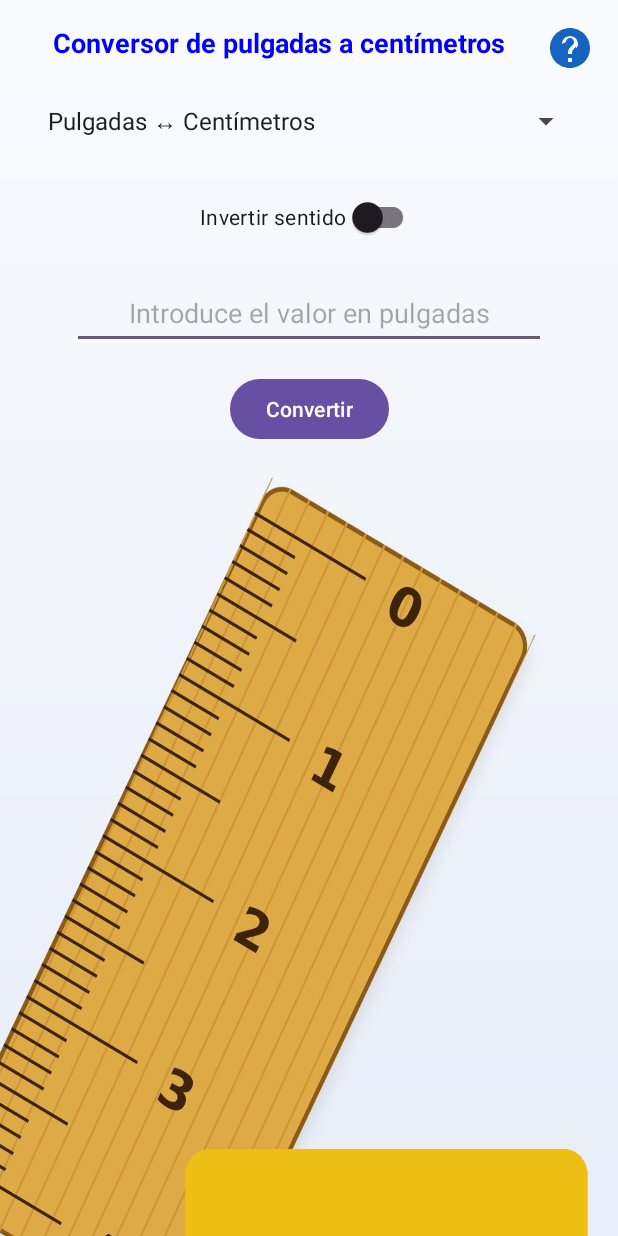
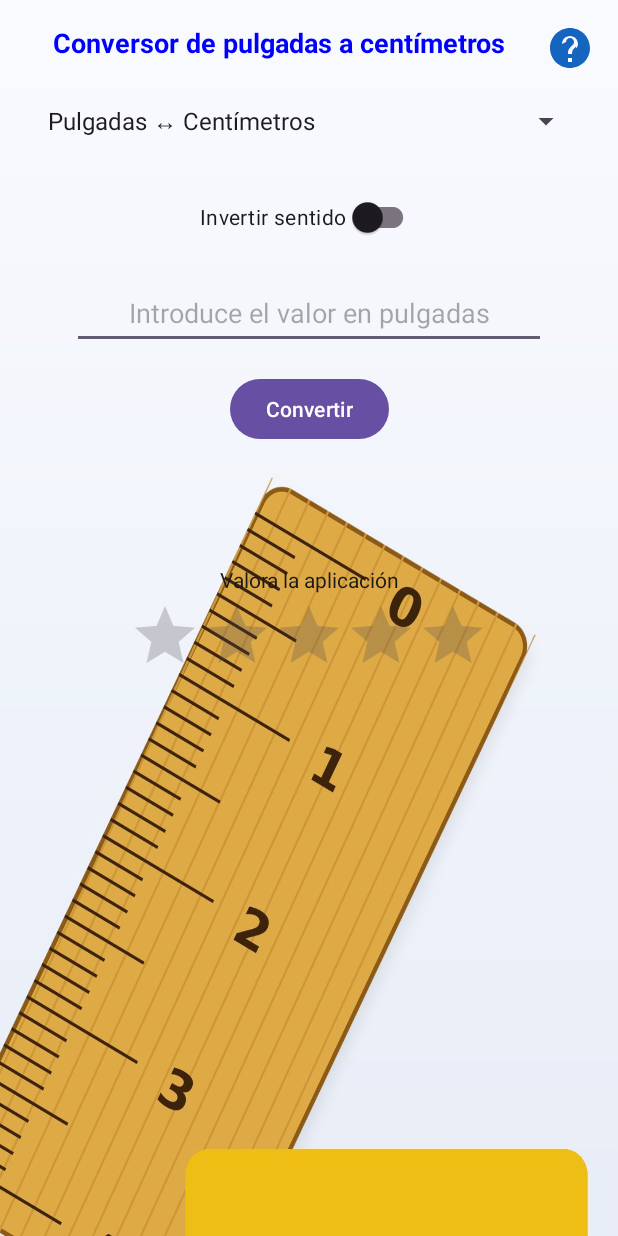
Before and after one commit to PMDM-JoseJuan-AlemanyMarquez/U2P4Conversor-JoseJuanAlemany, an Android app: the screen it shows after launch (MainActivity), on a phone screen of 412 x 824 dp. Run offline under Robolectric (Android 15) with nearby library versions, the phone set to English and light mode, and no system bars.

Commit message:
Activ 6 (extra): valoracion con RatingBar persistida en SharedPreferences

```diff
--- a/app/src/main/java/dam/josejuan/u2p4conversor/MainActivity.java
+++ b/app/src/main/java/dam/josejuan/u2p4conversor/MainActivity.java
@@ -9,6 +9,7 @@ import android.widget.ArrayAdapter;
 import android.widget.Button;
 import android.widget.EditText;
 import android.widget.ImageButton;
+import android.widget.RatingBar;
 import android.widget.Spinner;
 import android.widget.TextView;
 
@@ -30,6 +31,10 @@ public class MainActivity extends AppCompatActivity {
     private static final String KEY_ERROR_VISIBLE = "errorVisible";
     private static final String KEY_POSICION = "posicionConversion";
 
+    // TODO: Activ 6 Valoración guardada de forma persistente en SharedPreferences
+    private static final String PREFS = "u2p4_prefs";
+    private static final String KEY_VALORACION = "valoracion";
+
     // TODO: Activ 5.1 Conversiones disponibles, cada una válida en doble sentido.
     //  El orden coincide con R.array.conversiones (opciones del Spinner).
     private static final Conversion[] CONVERSIONES = {
@@ -44,6 +49,8 @@ public class MainActivity extends AppCompatActivity {
     private EditText etValor;
     private TextView tvResultado;
     private TextView tvError;
+    private TextView tvValoracion;
+    private RatingBar ratingBar;
 
     // Última conversión seleccionada, para borrar los mensajes sólo cuando el usuario cambia de opción
     private int posicionAnterior = 0;
@@ -68,6 +75,7 @@ public class MainActivity extends AppCompatActivity {
     protected void onStart() {
         super.onStart();
         Log.d(TAG, "onStart");
+        cargarValoracion();
     }
 
     @Override
@@ -86,6 +94,7 @@ public class MainActivity extends AppCompatActivity {
     protected void onStop() {
         super.onStop();
         Log.d(TAG, "onStop");
+        guardarValoracion();
     }
 
     @Override
@@ -134,6 +143,8 @@ public class MainActivity extends AppCompatActivity {
         etValor = findViewById(R.id.et_valor);
         tvResultado = findViewById(R.id.tv_resultado);
         tvError = findViewById(R.id.tv_error);
+        tvValoracion = findViewById(R.id.tv_valoracion);
+        ratingBar = findViewById(R.id.rating_bar);
         Button btnConvertir = findViewById(R.id.btn_convertir);
         ImageButton ibAyuda = findViewById(R.id.ib_ayuda);
 
@@ -186,6 +197,36 @@ public class MainActivity extends AppCompatActivity {
         });
     }
 
+    // TODO: Activ 6 Al mostrarse la Activity: si ya hay valoración guardada se enseña y se bloquea;
+    //  si no, el usuario puede valorar (y cambiar la valoración) mientras la Activity siga en primer plano
+    private void cargarValoracion() {
+        float guardada = getSharedPreferences(PREFS, MODE_PRIVATE).getFloat(KEY_VALORACION, 0f);
+        if (guardada > 0f) {
+            ratingBar.setRating(guardada);
+            ratingBar.setIsIndicator(true);
+            tvValoracion.setText(R.string.valoracionGracias);
+        } else {
+            ratingBar.setIsIndicator(false);
+            tvValoracion.setText(R.string.valoracionPide);
+        }
+    }
+
+    // TODO: Activ 6 Al dejar de verse la Activity (segundo plano o cierre) se guarda la valoración hecha.
+    //  Un giro de pantalla no cuenta: la Activity se recrea y el usuario sigue en primer plano.
+    private void guardarValoracion() {
+        if (isChangingConfigurations() || ratingBar.isIndicator()) {
+            return;
+        }
+        float valoracion = ratingBar.getRating();
+        if (valoracion > 0f) {
+            getSharedPreferences(PREFS, MODE_PRIVATE)
+                    .edit()
+                    .putFloat(KEY_VALORACION, valoracion)
+                    .apply();
+            Log.d(TAG, "Valoración guardada: " + valoracion);
+        }
+    }
+
     private Conversion conversionActual() {
         return CONVERSIONES[Math.max(0, spConversion.getSelectedItemPosition())];
     }
--- a/app/src/main/res/layout-land/activity_main.xml
+++ b/app/src/main/res/layout-land/activity_main.xml
@@ -70,6 +70,33 @@
         app:layout_constraintStart_toStartOf="parent"
         app:layout_constraintEnd_toStartOf="@id/guideline" />
 
+    <TextView
+        android:id="@+id/tv_valoracion"
+        android:layout_width="0dp"
+        android:layout_height="wrap_content"
+        android:layout_marginStart="24dp"
+        android:layout_marginTop="16dp"
+        android:layout_marginEnd="24dp"
+        android:gravity="center"
+        android:textColor="#1A1A1A"
+        android:textSize="14sp"
+        app:layout_constraintTop_toBottomOf="@id/sw_invertir"
+        app:layout_constraintStart_toStartOf="parent"
+        app:layout_constraintEnd_toStartOf="@id/guideline" />
+
+    <RatingBar
+        android:id="@+id/rating_bar"
+        android:layout_width="wrap_content"
+        android:layout_height="wrap_content"
+        android:layout_marginStart="24dp"
+        android:layout_marginTop="4dp"
+        android:layout_marginEnd="24dp"
+        android:numStars="5"
+        android:stepSize="1"
+        app:layout_constraintTop_toBottomOf="@id/tv_valoracion"
+        app:layout_constraintStart_toStartOf="parent"
+        app:layout_constraintEnd_toStartOf="@id/guideline" />
+
     <EditText
         android:id="@+id/et_valor"
         android:layout_width="0dp"
--- a/app/src/main/res/layout/activity_help.xml
+++ b/app/src/main/res/layout/activity_help.xml
@@ -58,6 +58,14 @@
             <TextView
                 style="@style/TextoAyuda"
                 android:text="@string/ayudaErrores" />
+
+            <TextView
+                style="@style/TextoAyudaTitulo"
+                android:text="@string/ayudaValoracionTitulo" />
+
+            <TextView
+                style="@style/TextoAyuda"
+                android:text="@string/ayudaValoracion" />
         </LinearLayout>
     </ScrollView>
 
--- a/app/src/main/res/layout/activity_main.xml
+++ b/app/src/main/res/layout/activity_main.xml
@@ -125,4 +125,31 @@
         app:layout_constraintStart_toStartOf="parent"
         app:layout_constraintEnd_toEndOf="parent" />
 
+    <TextView
+        android:id="@+id/tv_valoracion"
+        android:layout_width="0dp"
+        android:layout_height="wrap_content"
+        android:layout_marginStart="24dp"
+        android:layout_marginTop="16dp"
+        android:layout_marginEnd="24dp"
+        android:gravity="center"
+        android:textColor="#1A1A1A"
+        android:textSize="14sp"
+        app:layout_constraintTop_toBottomOf="@id/tv_resultado"
+        app:layout_constraintStart_toStartOf="parent"
+        app:layout_constraintEnd_toEndOf="parent" />
+
+    <RatingBar
+        android:id="@+id/rating_bar"
+        android:layout_width="wrap_content"
+        android:layout_height="wrap_content"
+        android:layout_marginStart="24dp"
+        android:layout_marginTop="4dp"
+        android:layout_marginEnd="24dp"
+        android:numStars="5"
+        android:stepSize="1"
+        app:layout_constraintTop_toBottomOf="@id/tv_valoracion"
+        app:layout_constraintStart_toStartOf="parent"
+        app:layout_constraintEnd_toEndOf="parent" />
+
 </androidx.constraintlayout.widget.ConstraintLayout>
--- a/app/src/main/res/values/strings.xml
+++ b/app/src/main/res/values/strings.xml
@@ -31,5 +31,9 @@
     <string name="ayudaUso">1. Elige el tipo de conversión en la lista desplegable (pulgadas y centímetros, kilogramos y libras, kilómetros y millas).\n2. Por defecto se convierte de la primera unidad a la segunda. Activa «Invertir sentido» para convertir al revés.\n3. Escribe la cantidad en el campo de texto. Puedes usar punto o coma para los decimales.\n4. Pulsa «Convertir». El resultado aparece debajo con dos decimales.</string>
     <string name="ayudaErroresTitulo">Mensajes de error</string>
     <string name="ayudaErrores">• «El valor no puede estar vacío»: has pulsado Convertir sin escribir ninguna cantidad.\n• «Sólo números &gt;=1»: sólo se pueden convertir cantidades mayores o iguales que uno.\n• «Introduce un número válido»: el texto escrito no es un número (por ejemplo, sólo un punto).\nLos errores se muestran en rojo bajo el botón Convertir y desaparecen al convertir de nuevo o al cambiar de conversión.</string>
+    <string name="ayudaValoracionTitulo">Valoración</string>
+    <string name="ayudaValoracion">Puedes valorar la aplicación con las estrellas de la pantalla principal. Mientras no salgas de la pantalla puedes cambiar tu valoración; cuando la app pasa a segundo plano o se cierra, la valoración se guarda y ya no se puede modificar.</string>
+    <string name="valoracionPide">Valora la aplicación</string>
+    <string name="valoracionGracias">Gracias por tu valoración</string>
     <string name="buttonVolver">Volver</string>
 </resources>
```
